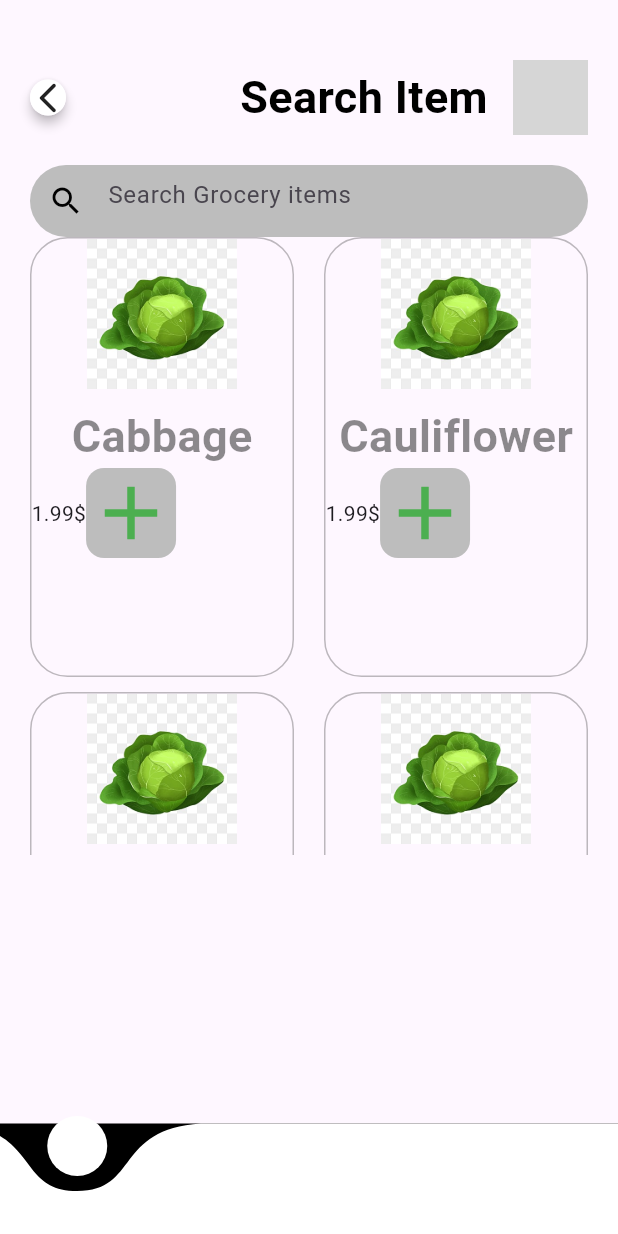
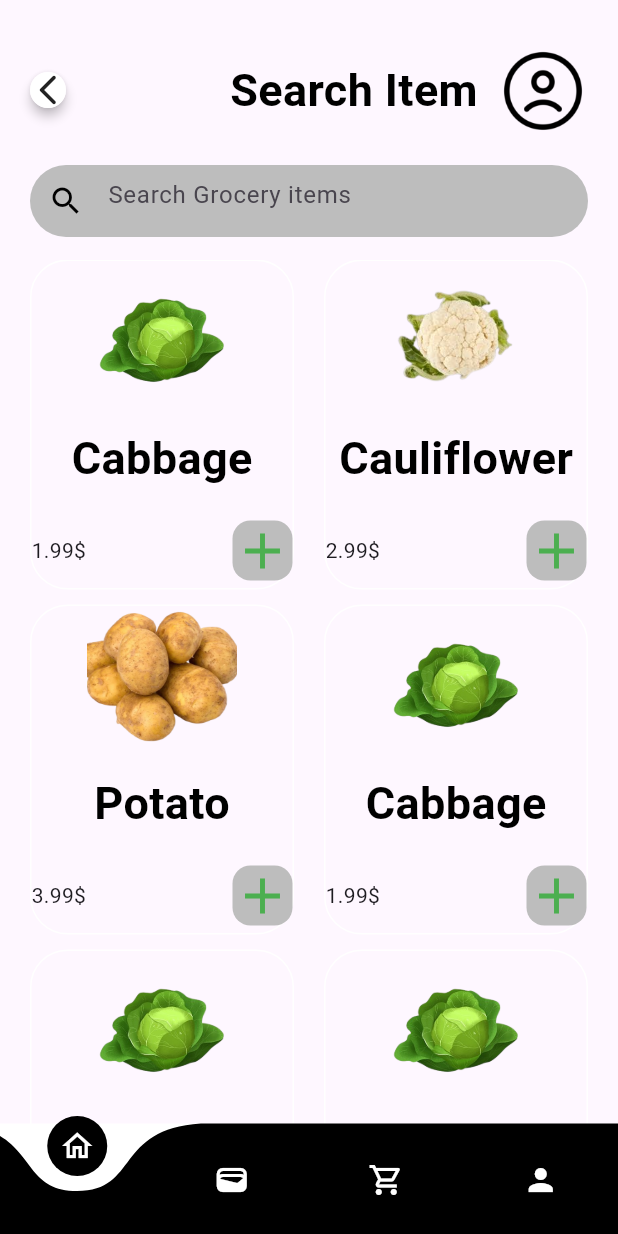
Before and after one commit to Prasannata1Baniya/flutter_grocery_app, a Flutter app: the screen it shows after launch, after a tap on the "arrow forward ios" icon, on a phone screen of 412 x 824 dp. Run offline on Flutter 3.47's test engine with Material 3 defaults, Android fonts, the phone set to English and light mode, and no system bars; drawn by our look-alikes of curved_navigation_bar; grey boxes are pictures that could not be loaded.

Commit message:
Initial Commit

```diff
--- a/lib/pages/detail_page.dart
+++ b/lib/pages/detail_page.dart
@@ -35,7 +35,7 @@ class _DetailPageState extends State<DetailPage> {
                   ),
                 ),
               ),
-              Image.asset('assets/images/vegetables.jpg', height: 200),
+             Image.asset('assets/images/vegetables.jpg', height: 200),
              const SizedBox(
                 height: 30,
               ),
@@ -56,7 +56,7 @@ class _DetailPageState extends State<DetailPage> {
               ),
             ),
             const SizedBox(width: 8),
-            Text("2kg "),
+           const  Text("2kg "),
             const SizedBox(width: 8),
             Container(
               decoration: BoxDecoration(
@@ -71,7 +71,7 @@ class _DetailPageState extends State<DetailPage> {
           ],
         ),
         Text(
-          "",
+          "Vegetables ...",
           style: AppWidget.headlineTextfieldStyle(),
         ),
         const SizedBox(
@@ -141,10 +141,10 @@ class _DetailPageState extends State<DetailPage> {
           child: Row(
             mainAxisAlignment: MainAxisAlignment.spaceEvenly,
             children: [
-                retatedItemsContainer("assets/images/potato.jpg"),
-                retatedItemsContainer("assets/images/potato.jpg"),
-                retatedItemsContainer("assets/images/potato.jpg"),
-                retatedItemsContainer("assets/images/potato.jpg"),
+              relatedItemsContainer("assets/images/potato.png"),
+               relatedItemsContainer("assets/images/cabbage.png"),
+                relatedItemsContainer("assets/images/cauliflower.png"),
+                relatedItemsContainer("assets/images/potato.png"),
             ],
           ),
         ),
@@ -173,13 +173,13 @@ class _DetailPageState extends State<DetailPage> {
            ],),
           ),
 
-        ],)
-
+        ],
+        ),
       ],
     ));
   }
 
-  Container retatedItemsContainer(String imageData) {
+  Container relatedItemsContainer(String imageData) {
     return Container(
       decoration:const BoxDecoration(
         color: Colors.white,
--- a/lib/pages/nav-bar/nav_bar.dart
+++ b/lib/pages/nav-bar/nav_bar.dart
@@ -40,7 +40,8 @@ class _NavBarPageState extends State<NavBarPage> {
     return Scaffold(
         bottomNavigationBar: CurvedNavigationBar(
           height:75,
-          backgroundColor: Colors.black,
+          backgroundColor: Colors.white,
+            color:Colors.black,
             onTap: (int index) {
               setState(() {
                 currentTabIndex = index;
--- a/lib/pages/onboarding_page.dart
+++ b/lib/pages/onboarding_page.dart
@@ -25,7 +25,7 @@ class _OnboardingPageState extends State<OnboardingPage> {
                 color: Colors.black,
               ),
               child: Image.asset(
-                'assets/images/vegetables.jpg',
+                'assets/images/vegetables.png',
                 height: MediaQuery.of(context).size.height/2,
               ),
             ),
--- a/lib/pages/search_item.dart
+++ b/lib/pages/search_item.dart
@@ -1,4 +1,5 @@
 import 'package:flutter/material.dart';
+import 'package:grocery_app/pages/detail_page.dart';
 import 'package:grocery_app/service/service.dart';
 
 class SearchItemPage extends StatefulWidget {
@@ -13,7 +14,7 @@ class _SearchItemPageState extends State<SearchItemPage> {
   Widget build(BuildContext context) {
     return Scaffold(
         body: Container(
-      margin: const EdgeInsets.only(top: 40, left: 20, right: 20.0),
+      margin: const EdgeInsets.only(top:30, left: 20, right: 20.0),
       child: Column(
         children: [
           Row(
@@ -37,16 +38,16 @@ class _SearchItemPageState extends State<SearchItemPage> {
               ClipRRect(
                 borderRadius: BorderRadius.circular(50),
                 child: Image.asset(
-                  'assets/images/profile/png',
-                  height: 50,
-                  width: 50,
+                  'assets/images/profile.png',
+                  height: 60,
+                  width: 60,
+                  color: Colors.black,
                 ),
               )
             ],
           ),
-          const SizedBox(
-            height: 20.0,
-          ),
+          const SizedBox(height: 20.0,),
+
           Container(
             decoration: BoxDecoration(
               color: Colors.grey.shade400,
@@ -63,22 +64,22 @@ class _SearchItemPageState extends State<SearchItemPage> {
               ),
             ),
           ),
-          Container(
-            height:MediaQuery.of(context).size.height/2,
+          const SizedBox(height:15),
+          Expanded(
             child: GridView(
               gridDelegate: const SliverGridDelegateWithFixedCrossAxisCount(
                   crossAxisCount: 2,
-                  childAspectRatio: 0.6,
+                  childAspectRatio: 0.8,
                   mainAxisSpacing: 10.0,
                   crossAxisSpacing: 20.0,
                   ),
               children: [
-                container("assets/images/cabbage.jpg", "Cabbage", "1.99\$"),
-                container("assets/images/cauliflower.jpg", "Cauliflower", "1.99\$"),
-                container("assets/images/potato.jpg", "Potato", "1.99\$"),
-                container("assets/images/cabbage.jpg", "Cabbage", "1.99\$"),
-                container("assets/images/cabbage.jpg", "Cabbage", "1.99\$"),
-                container("assets/images/cabbage.jpg", "Cabbage", "1.99\$"),
+               container("assets/images/cabbage.png", "Cabbage", "1.99\$"),
+               container("assets/images/cauliflower.png","Cauliflower", "2.99\$"),
+               container("assets/images/potato.png", "Potato", "3.99\$"),
+               container("assets/images/cabbage.png", "Cabbage", "1.99\$"),
+               container("assets/images/cabbage.png", "Cabbage", "1.99\$"),
+               container("assets/images/cabbage.png", "Cabbage", "1.99\$"),
               ],
             ),
           ),
@@ -90,13 +91,14 @@ class _SearchItemPageState extends State<SearchItemPage> {
 Container container(String imageData,String text,String price) {
     return Container(
       decoration: BoxDecoration(
-        border: Border.all(color: Colors.black26,width: 1),
+        //color:Colors.black,
+        border: Border.all(color: Colors.white,width: 1),
         borderRadius: BorderRadius.circular(25),
       ),
       child: Column(
         children: [
           Image.asset(
-            'assets/images/cabbage.jpg',
+            imageData,
             height: 100,
             width: 100,
             fit: BoxFit.cover,
@@ -104,20 +106,29 @@ class _SearchItemPageState extends State<SearchItemPage> {
           const SizedBox(height: 10),
           Text(
             text,
-            style: AppWidget.normalTextfieldStyle(),
+            style: AppWidget.headlineTextfieldStyle(),
           ),
+          const SizedBox(height:20),
           Row(
+            mainAxisAlignment: MainAxisAlignment.spaceBetween,
             children: [
               Text(price),
-               const SizedBox(height:5),
-           Container(
+              // const SizedBox(width:5),
+           GestureDetector(
+             onTap: (){
+               Navigator.push(context, MaterialPageRoute(
+                   builder: (context)=>const DetailPage())
+               );
+             },
+             child: Container(
                 decoration: BoxDecoration(
                   borderRadius: BorderRadius.circular(12),
                   color: Colors.grey.shade400,
                 ),
                 child:const  Icon(
                   Icons.add,
-                color: Colors.green,size: 60,
+                  color: Colors.green,size: 40,
+                ),
               ),
            ),
             ],
```
Also changed, not shown: assets/images/cabbage.jpg (deleted), assets/images/cabbage.png (added), assets/images/cauliflower.jpg (deleted), assets/images/cauliflower.png (added), assets/images/potato.jpg (deleted), assets/images/potato.png (added), assets/images/profile.png, assets/images/vegetables.jpg (deleted), assets/images/vegetables.png (added). Lines whose indentation alone changed are shown as unchanged.
